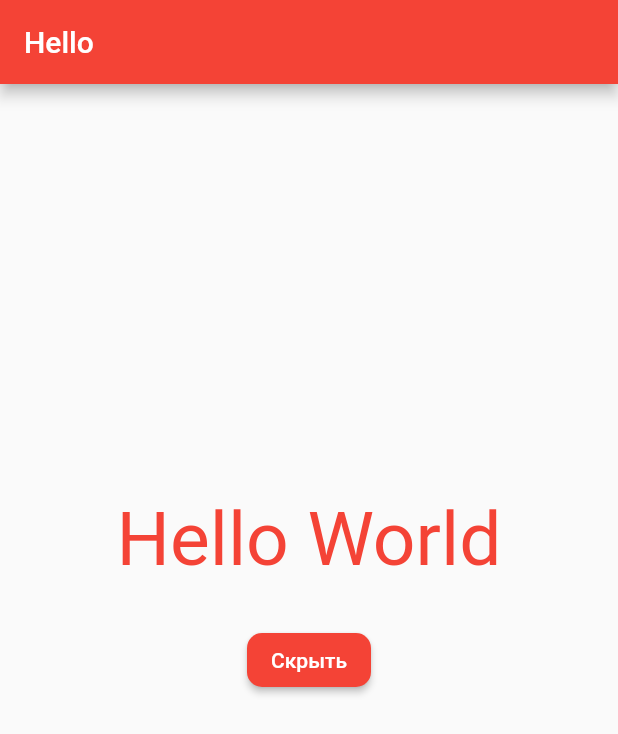
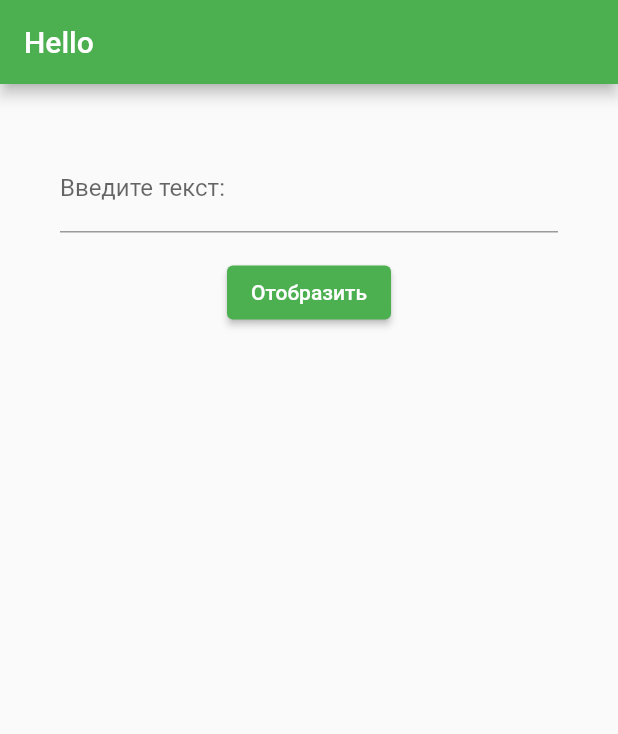
Before and after one commit to utmn-isit/hello_world, a Flutter app: the screen it shows after launch, after a tap on "Отобразить", on a phone screen of 412 x 824 dp. Shown: the top 734 px of the screen. Run offline on Flutter 3.47's test engine with Material 2 defaults, Android fonts, the phone set to English and light mode, and no system bars.

Commit message:
исправила по тз

```diff
--- a/lib/main.dart
+++ b/lib/main.dart
@@ -12,7 +12,7 @@ class MyApp extends StatelessWidget {
     return MaterialApp(
       title: 'Hello',
       theme: ThemeData(
-        primarySwatch: Colors.red,
+        primarySwatch: Colors.green,
         textTheme: const TextTheme(
           bodyMedium: TextStyle(
             fontSize: 50,
@@ -33,6 +33,15 @@ class MyHomePage extends StatefulWidget {
 
 class _MyHomePageState extends State<MyHomePage> {
   bool show = false;
+  final _textController = TextEditingController();
+  String inputText = '';
+
+  @override
+  void dispose() {
+    // Clean up the controller when the widget is disposed.
+    _textController.dispose();
+    super.dispose();
+  }
 
   @override
   Widget build(BuildContext context) {
@@ -40,42 +49,44 @@ class _MyHomePageState extends State<MyHomePage> {
       appBar: AppBar(
         title: Text(widget.title),
       ),
-      body: Stack(
-        children: <Widget>[
-          if (show)
-            Positioned(
-              top: MediaQuery.of(context).size.height / 3,
-              width: MediaQuery.of(context).size.width,
-              child: const Align(
-                alignment: Alignment.center,
-                child: Text(
-                  'Hello World',
-                  style: TextStyle(
-                    color: Colors.red,
-                  ),
+      body: Padding(
+        padding: const EdgeInsets.symmetric(
+            horizontal: 40.0,
+            vertical: 40.0,
+        ),
+        child: Center(
+          child: Column(
+            // crossAxisAlignment: CrossAxisAlignment.stretch,
+            children: [
+              TextField(
+                controller: _textController,
+                decoration: const InputDecoration(
+                  labelText: 'Введите текст:',
                 ),
               ),
-            ),
-          Center(
-            child: ElevatedButton(
-              style: ButtonStyle(
-                shape: MaterialStateProperty.all(
-                  const RoundedRectangleBorder(
-                    borderRadius: BorderRadius.all(Radius.circular(10.0)),
-                  ),
+              const SizedBox(height: 16.0),
+              ElevatedButton(
+                onPressed: () {
+                  setState(() {
+                    inputText = _textController.text;
+                  });
+                },
+                child: const Text(
+                    'Отобразить',
                 ),
-                backgroundColor: MaterialStateProperty.all<Color>(Colors.red),
-                foregroundColor: MaterialStateProperty.all<Color>(Colors.white),
               ),
-              onPressed: () {
-                setState(() {
-                  show = !show;
-                });
-              },
-              child: Text(!show ? 'Отобразить' : 'Скрыть'),
-            ),
-          )
-        ],
+              const SizedBox(height: 16.0),
+              Text(
+                inputText,
+                style: const TextStyle(
+                    fontSize: 41.0,
+                    color: Colors.green,
+                ),
+                textAlign: TextAlign.center,
+              ),
+            ],
+          ),
+        ),
       ),
     );
   }
```
